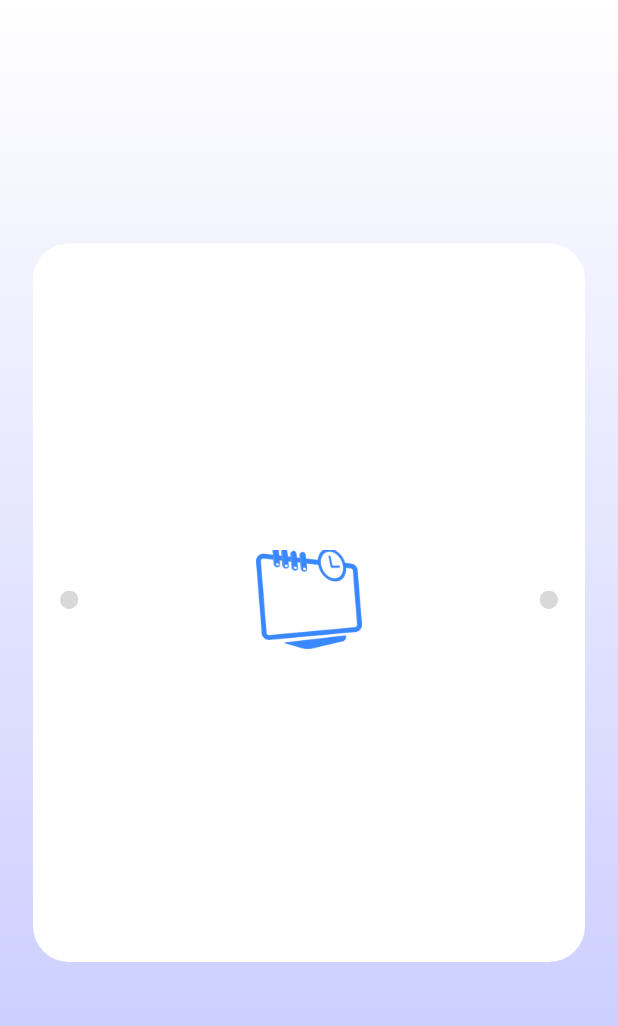
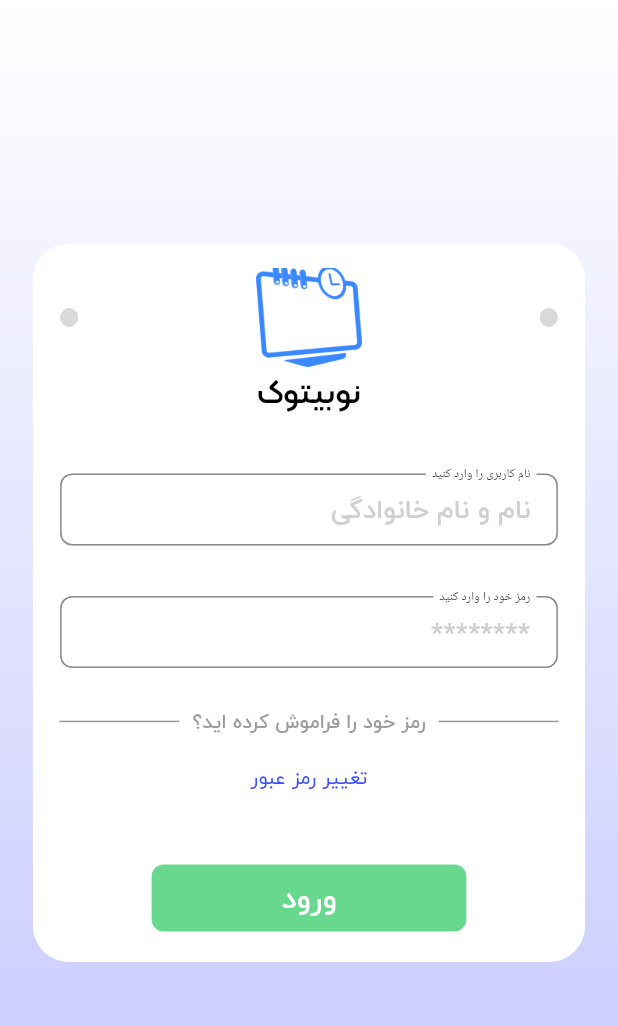
Before and after one commit to RayMasoumi/nobitok, a Flutter app: the screen it shows after launch, on a phone screen of 412 x 824 dp. Shown: the top 1026 px of the screen. Run offline on Flutter 3.47's test engine with Material 2 defaults, Android fonts, the phone set to English and light mode, and no system bars; our stand-ins replace flutter_bloc, flutter_screenutil.

Commit message:
login screen UI completed main widgets extracted fonts added

```diff
--- a/lib/constants/colors.dart
+++ b/lib/constants/colors.dart
@@ -7,3 +7,9 @@ BoxDecoration kLoginScreenBackgroundColor = const BoxDecoration(
     colors: [Colors.white, Color(0xFFC3C5FF)],
   ),
 );
+
+const Color kTextFieldBorderColor = Color(0xff888888);
+const Color kTextFieldHintColor = Color(0xFFCFCFCF);
+const Color kTextFieldLabelColor = Color(0xff363636);
+const Color kDividerColor = Color(0xFF9C9C9C);
+const Color kGreenColor = Color(0xFF68D88F);
--- a/lib/constants/sizes.dart
+++ b/lib/constants/sizes.dart
@@ -1,2 +1,17 @@
+import 'package:flutter/cupertino.dart';
+
 const kWidth = 375.0;
 const kHeight = 812.0;
+// * border radius:
+final kBorderRadius6 = BorderRadius.circular(6);
+final kBorderRadius8 = BorderRadius.circular(8);
+final kBorderRadius10 = BorderRadius.circular(10);
+final kBorderRadius12 = BorderRadius.circular(12);
+final kBorderRadius13 = BorderRadius.circular(13);
+final kBorderRadius15 = BorderRadius.circular(15);
+final kBorderRadius17 = BorderRadius.circular(17);
+final kBorderRadius20 = BorderRadius.circular(20);
+final kBorderRadius28 = BorderRadius.circular(28);
+final kBorderRadius45 = BorderRadius.circular(45);
+final kBorderRadius50 = BorderRadius.circular(50);
+final kBorderRadius107 = BorderRadius.circular(107);
--- /dev/null
+++ b/lib/constants/strings.dart
@@ -0,0 +1,7 @@
+// * app details:
+const kAppName = 'نوبیتوک';
+const kAppVersion = '0.1.0';
+
+// * font names
+const kIranyekanFont = 'Iranyekan';
+const kKalamehFont = 'Kalameh';
--- /dev/null
+++ b/lib/constants/styles.dart
@@ -0,0 +1,43 @@
+import 'package:flutter/material.dart';
+import 'package:flutter_screenutil/flutter_screenutil.dart';
+import 'package:nobitok/constants/strings.dart';
+
+import 'colors.dart';
+
+final TextStyle kTextFieldTextStyle = TextStyle(
+  color: Colors.black87,
+  fontSize: 16.w,
+  fontFamily: kIranyekanFont,
+);
+final TextStyle kHintTextStyle = TextStyle(
+  fontFamily: kIranyekanFont,
+  fontSize: 16.w,
+  color: kTextFieldHintColor,
+  fontWeight: FontWeight.w500,
+);
+final TextStyle kAppTitleTextStyle = TextStyle(
+  fontFamily: kKalamehFont,
+  fontSize: 24.w,
+  color: Colors.black,
+);
+final TextStyle kTextFieldLabelTextStyle = TextStyle(
+  color: kTextFieldLabelColor,
+  fontSize: 10.w,
+);
+final TextStyle kGrey12BoldTextStyle = TextStyle(
+  color: kDividerColor,
+  fontSize: 12.w,
+  fontFamily: kIranyekanFont,
+  fontWeight: FontWeight.w500,
+);
+final TextStyle kMedium12TextStyle = TextStyle(
+  color: const Color(0xFF3A4DFF),
+  fontSize: 12.w,
+  fontFamily: kIranyekanFont,
+  fontWeight: FontWeight.w400,
+);
+final TextStyle kBold20TextStyle = TextStyle(
+    color: Colors.white,
+    fontFamily: kIranyekanFont,
+    fontSize: 20.w,
+    fontWeight: FontWeight.w500);
--- a/lib/main.dart
+++ b/lib/main.dart
@@ -1,4 +1,5 @@
 import 'package:flutter/material.dart';
+import 'package:flutter_localizations/flutter_localizations.dart';
 import 'package:flutter_screenutil/flutter_screenutil.dart';
 import 'package:nobitok/presentation/screens/login_screen.dart';
 
@@ -26,6 +27,11 @@ class MyApp extends StatelessWidget {
             useMaterial3: true,
           ),
           home: const LoginScreen(),
+          localizationsDelegates: const [
+            GlobalMaterialLocalizations.delegate,
+            GlobalWidgetsLocalizations.delegate,
+          ],
+          locale: const Locale('fa', 'IR'), // Set the locale to Persian (Farsi)
         );
       },
     );
--- a/lib/presentation/screens/login_screen.dart
+++ b/lib/presentation/screens/login_screen.dart
@@ -1,7 +1,13 @@
 import 'package:flutter/material.dart';
 import 'package:flutter_screenutil/flutter_screenutil.dart';
+import 'package:nobitok/constants/sizes.dart';
+import 'package:nobitok/constants/strings.dart';
+import 'package:nobitok/presentation/widgets/custom_button.dart';
+import 'package:nobitok/presentation/widgets/custom_labeled_text_field.dart';
+import 'package:nobitok/presentation/widgets/middle_texted_divider.dart';
 
 import '../../constants/colors.dart';
+import '../../constants/styles.dart';
 import '../widgets/custom_image_widget.dart';
 import '../widgets/horizontal_padding.dart';
 
@@ -38,11 +44,10 @@ class LoginScreen extends StatelessWidget {
                     right: 16.w,
                     left: 16.w,
                   ),
-                  child: const Column(
+                  child: Column(
                     children: [
 // * first row(pins)
-                      Expanded(
-                        child: Row(
+                      const Row(
                         mainAxisAlignment: MainAxisAlignment.spaceBetween,
                         children: [
                           CustomImage(
@@ -62,7 +67,62 @@ class LoginScreen extends StatelessWidget {
                           ),
                         ],
                       ),
+// * app name :
+                      Text(
+                        kAppName,
+                        style: kAppTitleTextStyle,
                       ),
+                      SizedBox(
+                        height: 32.57.h,
+                      ),
+// * name textField:
+                      CustomLabeledTextField(
+                        keyboardType: TextInputType.text,
+                        controller: TextEditingController(), //TODO
+                        hintText: 'نام و نام خانوادگی',
+                        label: 'نام کاربری را وارد کنید',
+                      ),
+                      SizedBox(
+                        height: 32.57.h,
+                      ),
+                      CustomLabeledTextField(
+                          keyboardType: TextInputType.visiblePassword,
+                          controller: TextEditingController(),
+                          hintText: '********',
+                          label: 'رمز خود را وارد کنید'),
+                      SizedBox(
+                        height: 25.h,
+                      ),
+// * forgot password:
+                      const MiddleTextedDivider(
+                        text: "رمز خود را فراموش کرده اید؟",
+                      ),
+                      SizedBox(
+                        height: 18.h,
+                      ),
+// * change password:
+                      InkWell(
+                        onTap: () {
+                          //TODO
+                        },
+                        child: Text(
+                          'تغییر رمز عبور',
+                          textAlign: TextAlign.center,
+                          style: kMedium12TextStyle,
+                        ),
+                      ),
+                      const Spacer(),
+// * login button:
+                      CustomButton(
+                          height: 44,
+                          width: 191,
+                          fontSize: 20,
+                          onPressed: () {
+                            //TODO
+                          },
+                          borderRadius: kBorderRadius8,
+                          color: kGreenColor,
+                          text: 'ورود'),
                     ],
                   ),
                 ),
--- /dev/null
+++ b/lib/presentation/widgets/custom_button.dart
@@ -0,0 +1,49 @@
+import 'package:flutter/material.dart';
+import 'package:flutter_screenutil/flutter_screenutil.dart';
+
+import '../../constants/styles.dart';
+
+class CustomButton extends StatelessWidget {
+  const CustomButton({
+    super.key,
+    required this.height,
+    required this.width,
+    required this.fontSize,
+    required this.borderRadius,
+    required this.color,
+    required this.text,
+    required this.onPressed,
+  });
+
+  final double height;
+  final double width;
+  final double fontSize;
+  final Function() onPressed;
+  final BorderRadius borderRadius;
+  final Color color;
+  final String text;
+
+  @override
+  Widget build(BuildContext context) {
+    return SizedBox(
+      height: height.h,
+      width: width.w,
+      child: TextButton(
+        onPressed: onPressed,
+        style: ButtonStyle(
+          shape: MaterialStateProperty.all(
+            RoundedRectangleBorder(
+              borderRadius: borderRadius,
+            ),
+          ),
+          backgroundColor: MaterialStateProperty.all(color),
+        ),
+        child: Text(
+          text,
+          textAlign: TextAlign.center,
+          style: kBold20TextStyle.copyWith(fontSize: fontSize),
+        ),
+      ),
+    );
+  }
+}
--- /dev/null
+++ b/lib/presentation/widgets/custom_labeled_text_field.dart
@@ -0,0 +1,75 @@
+import 'package:flutter/material.dart';
+import 'package:flutter_screenutil/flutter_screenutil.dart';
+
+import '../../constants/colors.dart';
+import '../../constants/sizes.dart';
+import '../../constants/styles.dart';
+
+class CustomLabeledTextField extends StatelessWidget {
+  const CustomLabeledTextField({
+    super.key,
+    this.isPassword = false,
+    required this.keyboardType,
+    required this.controller,
+    required this.hintText,
+    required this.label,
+  });
+
+  final bool isPassword;
+  final TextInputType keyboardType;
+  final TextEditingController controller;
+  final String hintText;
+  final String label;
+
+  @override
+  Widget build(BuildContext context) {
+    return SizedBox(
+      height: 48.h,
+      width: 302.w,
+      child: Directionality(
+        textDirection: TextDirection.rtl,
+        child: TextField(
+          obscureText: isPassword,
+          enableSuggestions: false,
+          autocorrect: false,
+          textDirection: keyboardType == TextInputType.phone
+              ? TextDirection.ltr
+              : TextDirection.rtl,
+          textInputAction: TextInputAction.none,
+          enabled: true,
+          textAlign: keyboardType == TextInputType.phone
+              ? TextAlign.right
+              : TextAlign.start,
+          style: kTextFieldTextStyle,
+          controller: controller,
+          cursorColor: Colors.grey,
+          keyboardType: keyboardType,
+          decoration: InputDecoration(
+            floatingLabelStyle: kTextFieldLabelTextStyle,
+            labelText: label,
+            floatingLabelBehavior: FloatingLabelBehavior.always,
+            labelStyle: kTextFieldLabelTextStyle,
+            filled: true,
+            fillColor: Colors.white,
+            border: OutlineInputBorder(
+              borderRadius: kBorderRadius8,
+              borderSide: const BorderSide(color: kTextFieldBorderColor),
+            ),
+            enabledBorder: OutlineInputBorder(
+              borderRadius: kBorderRadius8,
+              borderSide: const BorderSide(color: kTextFieldBorderColor),
+            ),
+            focusedBorder: OutlineInputBorder(
+              borderRadius: kBorderRadius8,
+              borderSide: const BorderSide(color: kTextFieldBorderColor),
+            ),
+            hintText: hintText,
+            hintStyle: kHintTextStyle,
+            contentPadding: EdgeInsets.only(
+                bottom: 12.0.h, right: 13.w), // Adjust the bottom padding
+          ),
+        ),
+      ),
+    );
+  }
+}
--- /dev/null
+++ b/lib/presentation/widgets/middle_texted_divider.dart
@@ -0,0 +1,39 @@
+import 'package:flutter/material.dart';
+import 'package:flutter_screenutil/flutter_screenutil.dart';
+
+import '../../constants/colors.dart';
+import '../../constants/styles.dart';
+
+class MiddleTextedDivider extends StatelessWidget {
+  const MiddleTextedDivider({
+    super.key,
+    required this.text,
+  });
+
+  final String text;
+
+  @override
+  Widget build(BuildContext context) {
+    return Row(
+      children: <Widget>[
+        const Expanded(
+          child: Divider(
+            color: kDividerColor,
+          ),
+        ),
+        Padding(
+          padding: EdgeInsets.symmetric(horizontal: 8.0.w),
+          child: Text(
+            text,
+            style: kGrey12BoldTextStyle,
+          ),
+        ),
+        const Expanded(
+          child: Divider(
+            color: kDividerColor,
+          ),
+        ),
+      ],
+    );
+  }
+}
```
Also changed, not shown: pubspec.yaml (+27 -56 lines), assets/fonts/Kalameh Bold.ttf (added), assets/fonts/Qs_Iranyekan black.ttf (added), assets/fonts/Qs_Iranyekan bold.ttf (added), assets/fonts/Qs_Iranyekan extrabold.ttf (added), assets/fonts/Qs_Iranyekan light.ttf (added), assets/fonts/Qs_Iranyekan medium.ttf (added), assets/fonts/Qs_Iranyekan thin.ttf (added), assets/fonts/Qs_Iranyekan.ttf (added), pubspec.lock. Lines whose indentation alone changed are shown as unchanged.
